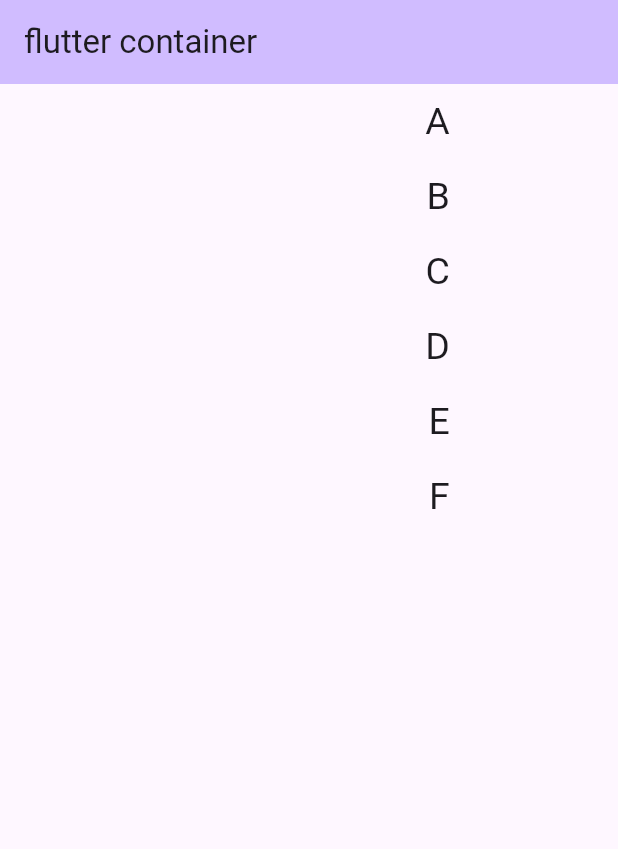
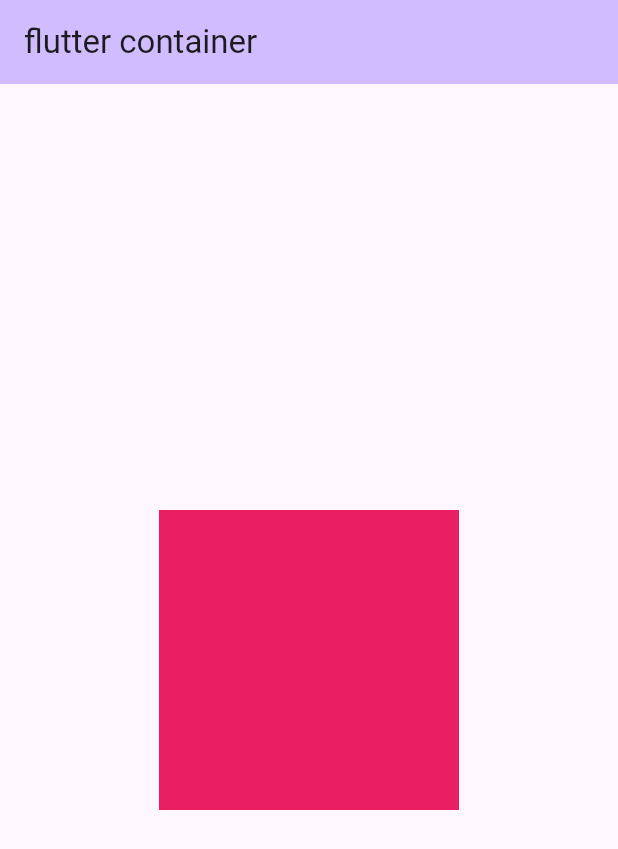
Before and after one commit to khandolly786/Dart_Course, a Flutter app: the screen it shows after launch, on a phone screen of 412 x 824 dp. Shown: the top 849 px of the screen. Run offline on Flutter 3.47's test engine with Material 3 defaults, Android fonts, the phone set to English and light mode, and no system bars.

Commit message:
Update main.dart

```diff
--- a/lib/main.dart
+++ b/lib/main.dart
@@ -38,27 +38,48 @@ class _MyHomePageState extends State<MyHomePage> {
 
   @override
   Widget build(BuildContext context) {
-
     return Scaffold(
         appBar: AppBar(
-        backgroundColor: Theme.of(context).colorScheme.inversePrimary,
+          backgroundColor: Theme
+              .of(context)
+              .colorScheme
+              .inversePrimary,
           title: Text("flutter container"),
         ),
-      body: Container(
-        height: 300,
-        width: 300,
-        child: Column(
+        body: Center(
+          child: InkWell(
+            onTap: () {
+              print('Tapped on Container');
+            },
+            onLongPress: () {
+              print('Long pressed on Container');
+            },
+            onDoubleTap: () {
+              print('Double tapped on Container');
+            },
 
-          mainAxisAlignment: MainAxisAlignment.spaceAround,
-          crossAxisAlignment: CrossAxisAlignment.end,
-          children: [
-            Text('A', style: TextStyle(fontSize: 25),),
-            Text('B', style: TextStyle(fontSize: 25),),
-            Text('C', style: TextStyle(fontSize: 25),),
-            Text('D', style: TextStyle(fontSize: 25),),
-            Text('E', style: TextStyle(fontSize: 25),),
-            Text('F', style: TextStyle(fontSize: 25),),
-           ],
+            child: Container(
+              width: 200,
+              height: 200,
+              color: Colors.pink,
+            ),
+          ),
+        )
+      // Container(
+      //   height: 300,
+      //   width: 300,
+      //   child: Column(
+      //
+      //     mainAxisAlignment: MainAxisAlignment.spaceAround,
+      //     crossAxisAlignment: CrossAxisAlignment.end,
+      //     children: [
+      //       Text('A', style: TextStyle(fontSize: 25),),
+      //       Text('B', style: TextStyle(fontSize: 25),),
+      //       Text('C', style: TextStyle(fontSize: 25),),
+      //       Text('D', style: TextStyle(fontSize: 25),),
+      //       Text('E', style: TextStyle(fontSize: 25),),
+      //       Text('F', style: TextStyle(fontSize: 25),),
+      //      ],
       // child: Row(
 
       // mainAxisAlignment: MainAxisAlignment.start,
@@ -71,8 +92,9 @@ class _MyHomePageState extends State<MyHomePage> {
       //   Text('E', style: TextStyle(fontSize: 25),),
       //   Text('F', style: TextStyle(fontSize: 25),),
       //  ],
-        ),
-      )
+
+    );
+  }
       // Center(
       //     child: Container(
       //       width: 100,
@@ -135,6 +157,4 @@ class _MyHomePageState extends State<MyHomePage> {
       //   ),
       // )
 
-    );
   }
-}
```
Lines whose indentation alone changed are shown as unchanged.
